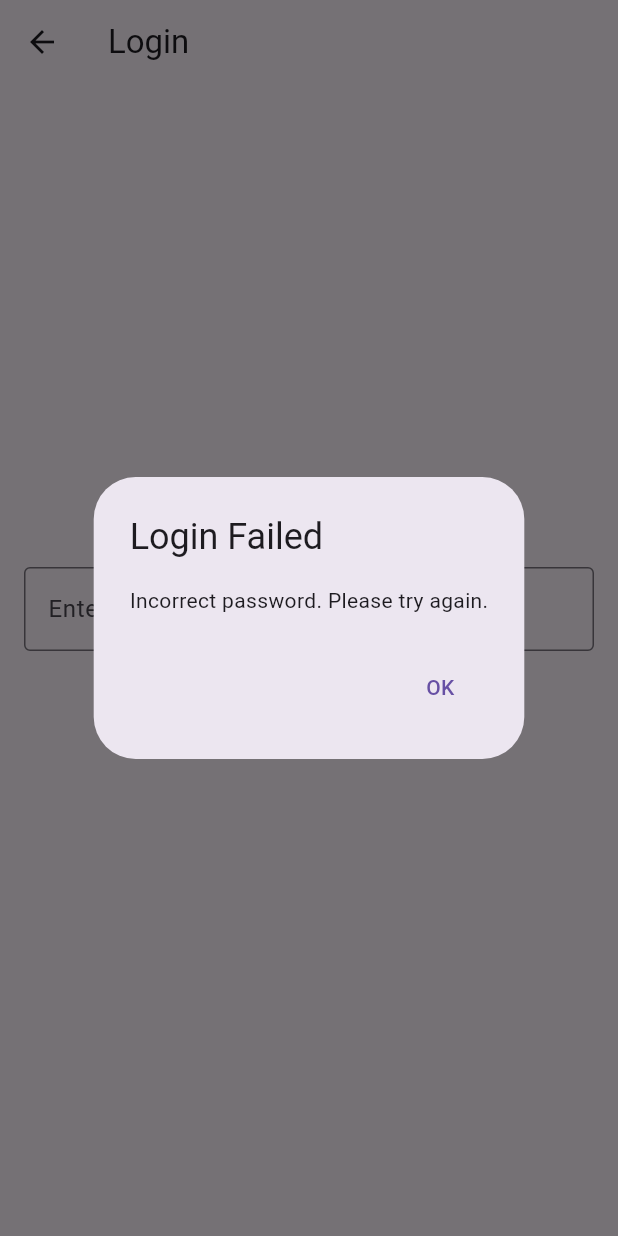
After one commit to cathyolandre/SCANTRON-PATRON, a Flutter app: the LoginPage screen opened directly, after a tap on "Login", on a phone screen of 412 x 824 dp. The commit adds this screen. Run offline on Flutter 3.47's test engine with Material 3 defaults, Android fonts, the phone set to English and light mode, and no system bars.

Commit message:
prototype 3

```diff
--- /dev/null
+++ b/devtools_options.yaml
@@ -0,0 +1,3 @@
+description: This file stores settings for Dart & Flutter DevTools.
+documentation: https://docs.flutter.dev/tools/devtools/extensions#configure-extension-enablement-states
+extensions:
--- /dev/null
+++ b/lib/pages/login_page.dart
@@ -0,0 +1,69 @@
+// lib/pages/login_page.dart
+
+import 'package:appdev/models/inventory.dart';
+import 'package:flutter/material.dart';
+import 'admin_page.dart'; // Import AdminPage
+
+class LoginPage extends StatelessWidget {
+  final TextEditingController passwordController = TextEditingController();
+
+  @override
+  Widget build(BuildContext context) {
+    return Scaffold(
+      appBar: AppBar(
+        title: Text("Login"),
+      ),
+      body: Center(
+        child: Padding(
+          padding: const EdgeInsets.all(16.0),
+          child: Column(
+            mainAxisAlignment: MainAxisAlignment.center,
+            children: [
+              TextField(
+                controller: passwordController,
+                decoration: InputDecoration(
+                  labelText: "Enter Password",
+                  border: OutlineInputBorder(),
+                ),
+                obscureText: true, // Hide the password input
+              ),
+              SizedBox(height: 20),
+              ElevatedButton(
+                onPressed: () {
+                  if (passwordController.text == 'your_password') { // Replace 'your_password' with the actual password
+                    Navigator.pushReplacement(
+                      context,
+                      MaterialPageRoute(
+                        builder: (context) => AdminPage(inventory: Inventory(200), transactions: []), // Pass necessary parameters
+                      ),
+                    );
+                  } else {
+                    // Show an error message
+                    showDialog(
+                      context: context,
+                      builder: (BuildContext context) {
+                        return AlertDialog(
+                          title: Text("Login Failed"),
+                          content: Text("Incorrect password. Please try again."),
+                          actions: [
+                            TextButton(
+                              onPressed: () {
+                                Navigator.of(context).pop(); // Close the dialog
+                              },
+                              child: Text("OK"),
+                            ),
+                          ],
+                        );
+                      },
+                    );
+                  }
+                },
+                child: Text("Login"),
+              ),
+            ],
+          ),
+        ),
+      ),
+    );
+  }
+}
--- a/lib/pages/view_report_page.dart
+++ b/lib/pages/view_report_page.dart
@@ -3,9 +3,9 @@
 import 'package:flutter/material.dart';
 
 class ViewReportPage extends StatelessWidget {
-  final List<String> transactions; // Accept the transactions list
+  final List<String> transactions;
 
-  const ViewReportPage({super.key, required this.transactions}); // Constructor that takes transactions
+  const ViewReportPage({super.key, required this.transactions});
 
   @override
   Widget build(BuildContext context) {
@@ -17,7 +17,7 @@ class ViewReportPage extends StatelessWidget {
         itemCount: transactions.length,
         itemBuilder: (context, index) {
           return ListTile(
-            title: Text(transactions[index]), // Display each transaction
+            title: Text(transactions[index]),
           );
         },
       ),
--- a/pubspec.yaml
+++ b/pubspec.yaml
@@ -34,6 +34,7 @@ dependencies:
   # The following adds the Cupertino Icons font to your application.
   # Use with the CupertinoIcons class for iOS style icons.
   cupertino_icons: ^1.0.8
+  provider: ^6.0.0
 
 dev_dependencies:
   flutter_test:
```
Also changed, not shown: lib/main.dart (+23 -9 lines), lib/pages/admin_page.dart (+29 -3 lines), lib/pages/customer_support_page.dart (added, +82 -0 lines), lib/pages/hello_page.dart (+48 -7 lines), lib/pages/inventory_page.dart (+16 -10 lines), lib/pages/notice_page.dart (added, +85 -0 lines), lib/pages/order_page.dart (+17 -6 lines), pubspec.lock.
